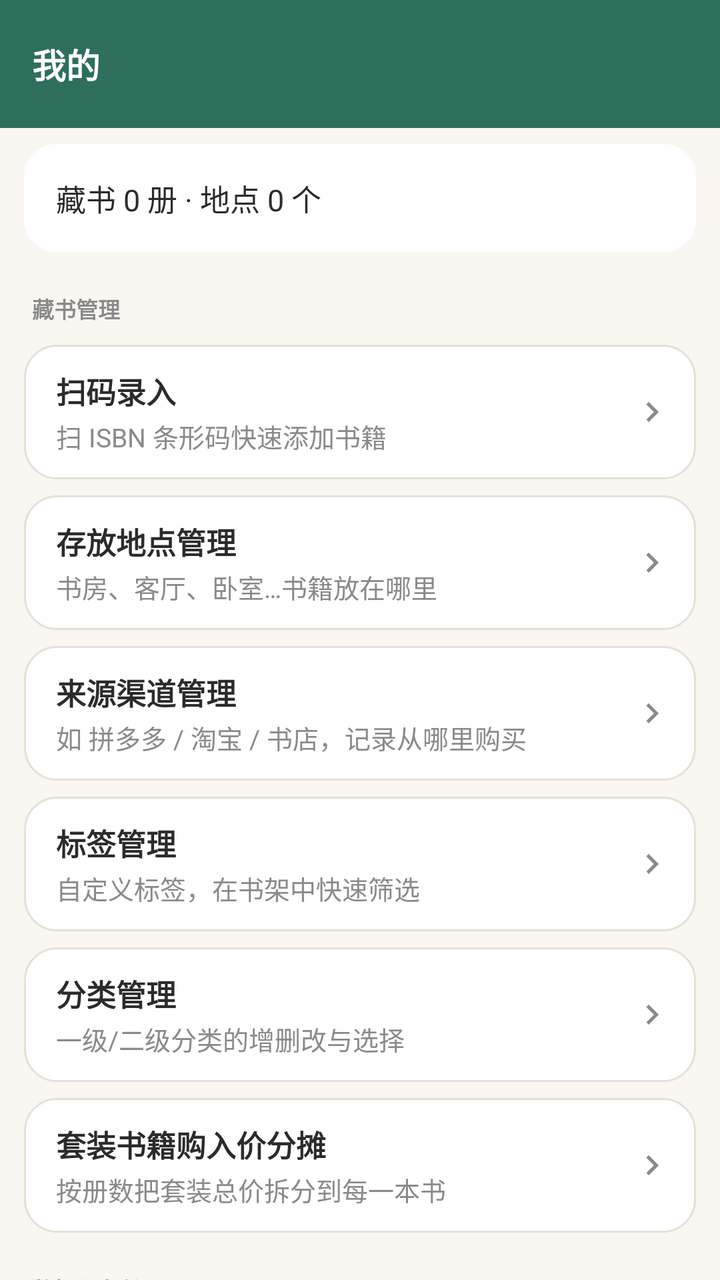
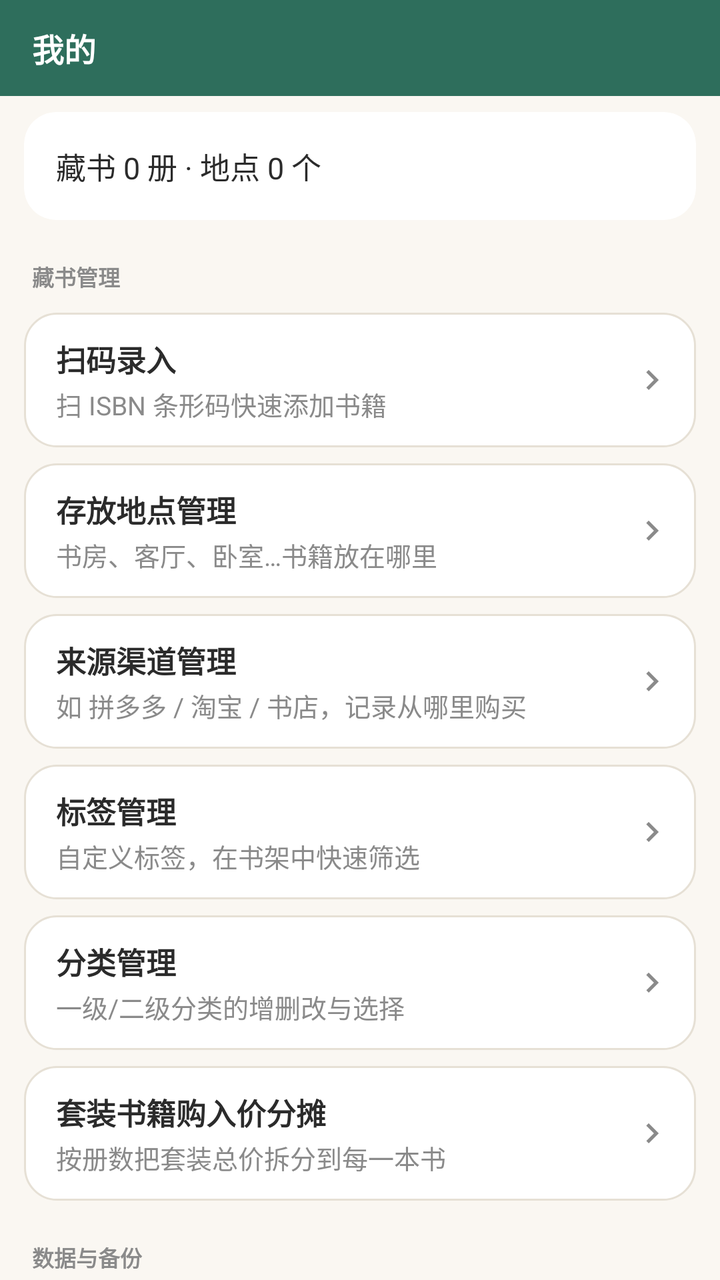

Before-and-after screenshots of an Android layout around one commit, followed by the original layout XML and the change that was made.
<!-- AndroidManifest.xml: application theme Theme.Bookshelf -->
<!-- res/layout/fragment_mine.xml -->
<?xml version="1.0" encoding="utf-8"?>
<LinearLayout xmlns:android="http://schemas.android.com/apk/res/android"
    xmlns:app="http://schemas.android.com/apk/res-auto"
    android:layout_width="match_parent"
    android:layout_height="match_parent"
    android:orientation="vertical">

    <com.google.android.material.appbar.MaterialToolbar
        android:id="@+id/toolbar"
        style="@style/Widget.Bookshelf.Toolbar"
        android:layout_width="match_parent"
        android:layout_height="?attr/actionBarSize"
        app:title="我的" />

    <androidx.core.widget.NestedScrollView
        android:layout_width="match_parent"
        android:layout_height="0dp"
        android:layout_weight="1">

                <androidx.constraintlayout.widget.ConstraintLayout
            android:layout_width="match_parent"
            android:layout_height="wrap_content">

<LinearLayout
            android:layout_width="0dp"
            android:layout_height="wrap_content"
            android:orientation="vertical"
            android:paddingHorizontal="@dimen/page_padding"
            android:paddingTop="@dimen/space_sm"
            android:paddingBottom="@dimen/space_xl"
                    app:layout_constraintWidth_max="@dimen/content_max_width"
                    app:layout_constraintStart_toStartOf="parent"
                    app:layout_constraintEnd_toEndOf="parent"
                    app:layout_constraintHorizontal_bias="0.5"
                    app:layout_constraintTop_toTopOf="parent"
                    app:layout_constraintBottom_toBottomOf="parent"
                >

            
            <androidx.cardview.widget.CardView
                style="@style/Widget.Bookshelf.Card"
                android:layout_width="match_parent"
                android:layout_height="wrap_content">

                <TextView
                    android:id="@+id/tv_summary"
                    android:layout_width="match_parent"
                    android:layout_height="wrap_content"
                    android:padding="@dimen/space_lg"
                    android:textSize="@dimen/text_body"
                    android:lineSpacingMultiplier="1.5"
                    android:textColor="?attr/on_surface"
                    android:text="藏书 0 册 · 地点 0 个" />
            </androidx.cardview.widget.CardView>

            
            <TextView
                style="@style/MineSectionTitle"
                android:text="藏书管理" />

            
            <LinearLayout
                android:id="@+id/row_scan"
                style="@style/MineRow">

                <LinearLayout
                    android:layout_width="0dp"
                    android:layout_height="wrap_content"
                    android:layout_weight="1"
                    android:orientation="vertical">

                    <TextView
                        style="@style/MineRowTitle"
                        android:text="扫码录入" />

                    <TextView
                        style="@style/MineRowSubtitle"
                        android:text="扫 ISBN 条形码快速添加书籍" />
                </LinearLayout>

                <ImageView
                    android:layout_width="20dp"
                    android:layout_height="20dp"
                    android:layout_marginStart="8dp"
                    android:src="@drawable/ic_arrow_right"
                    app:tint="@color/text_sub" />
            </LinearLayout>

            <LinearLayout
                android:id="@+id/row_location"
                style="@style/MineRow">

                <LinearLayout
                    android:layout_width="0dp"
                    android:layout_height="wrap_content"
                    android:layout_weight="1"
                    android:orientation="vertical">

                    <TextView
                        style="@style/MineRowTitle"
                        android:text="存放地点管理" />

                    <TextView
                        style="@style/MineRowSubtitle"
                        android:text="书房、客厅、卧室…书籍放在哪里" />
                </LinearLayout>

                <ImageView
                    android:layout_width="20dp"
                    android:layout_height="20dp"
                    android:layout_marginStart="8dp"
                    android:src="@drawable/ic_arrow_right"
                    app:tint="@color/text_sub" />
            </LinearLayout>

            <LinearLayout
                android:id="@+id/row_source"
                style="@style/MineRow">

                <LinearLayout
                    android:layout_width="0dp"
                    android:layout_height="wrap_content"
                    android:layout_weight="1"
                    android:orientation="vertical">

                    <TextView
                        style="@style/MineRowTitle"
                        android:text="来源渠道管理" />

                    <TextView
                        style="@style/MineRowSubtitle"
                        android:text="如 拼多多 / 淘宝 / 书店，记录从哪里购买" />
                </LinearLayout>

                <ImageView
                    android:layout_width="20dp"
                    android:layout_height="20dp"
                    android:layout_marginStart="8dp"
                    android:src="@drawable/ic_arrow_right"
                    app:tint="@color/text_sub" />
            </LinearLayout>

            <LinearLayout
                android:id="@+id/row_tag"
                style="@style/MineRow">

                <LinearLayout
                    android:layout_width="0dp"
                    android:layout_height="wrap_content"
                    android:layout_weight="1"
                    android:orientation="vertical">

                    <TextView
                        style="@style/MineRowTitle"
                        android:text="标签管理" />

                    <TextView
                        style="@style/MineRowSubtitle"
                        android:text="自定义标签，在书架中快速筛选" />
                </LinearLayout>

                <ImageView
                    android:layout_width="20dp"
                    android:layout_height="20dp"
                    android:layout_marginStart="8dp"
                    android:src="@drawable/ic_arrow_right"
                    app:tint="@color/text_sub" />
            </LinearLayout>

            
            <LinearLayout
                android:id="@+id/row_category"
                style="@style/MineRow">

                <LinearLayout
                    android:layout_width="0dp"
                    android:layout_height="wrap_content"
                    android:layout_weight="1"
                    android:orientation="vertical">

                    <TextView
                        style="@style/MineRowTitle"
                        android:text="分类管理" />

                    <TextView
                        style="@style/MineRowSubtitle"
                        android:text="一级/二级分类的增删改与选择" />
                </LinearLayout>

                <ImageView
                    android:layout_width="20dp"
                    android:layout_height="20dp"
                    android:layout_marginStart="8dp"
                    android:src="@drawable/ic_arrow_right"
                    app:tint="@color/text_sub" />
            </LinearLayout>

            <LinearLayout
                android:id="@+id/row_split"
                style="@style/MineRow">

                <LinearLayout
                    android:layout_width="0dp"
                    android:layout_height="wrap_content"
                    android:layout_weight="1"
                    android:orientation="vertical">

                    <TextView
                        style="@style/MineRowTitle"
                        android:text="套装书籍购入价分摊" />

                    <TextView
                        style="@style/MineRowSubtitle"
                        android:text="按册数把套装总价拆分到每一本书" />
                </LinearLayout>

                <ImageView
                    android:layout_width="20dp"
                    android:layout_height="20dp"
                    android:layout_marginStart="8dp"
                    android:src="@drawable/ic_arrow_right"
                    app:tint="@color/text_sub" />
            </LinearLayout>

            
            <TextView
                style="@style/MineSectionTitle"
                android:text="数据与备份" />

            <LinearLayout
                android:id="@+id/row_export"
                style="@style/MineRow">

                <LinearLayout
                    android:layout_width="0dp"
                    android:layout_height="wrap_content"
                    android:layout_weight="1"
                    android:orientation="vertical">

                    <TextView
                        style="@style/MineRowTitle"
                        android:text="导出 Excel" />

                    <TextView
                        style="@style/MineRowSubtitle"
                        android:text="便于查看分享的清单；全量备份请用 zip" />
                </LinearLayout>

                <ImageView
                    android:layout_width="20dp"
                    android:layout_height="20dp"
                    android:layout_marginStart="8dp"
                    android:src="@drawable/ic_arrow_right"
                    app:tint="@color/text_sub" />
            </LinearLayout>

            <LinearLayout
                android:id="@+id/row_import"
                style="@style/MineRow">

                <LinearLayout
                    android:layout_width="0dp"
                    android:layout_height="wrap_content"
                    android:layout_weight="1"
                    android:orientation="vertical">

                    <TextView
                        style="@style/MineRowTitle"
                        android:text="导入备份" />

                    <TextView
                        style="@style/MineRowSubtitle"
                        android:text="zip 整包全量恢复 / xlsx 合并导入" />
                </LinearLayout>

                <ImageView
                    android:layout_width="20dp"
                    android:layout_height="20dp"
                    android:layout_marginStart="8dp"
                    android:src="@drawable/ic_arrow_right"
                    app:tint="@color/text_sub" />
            </LinearLayout>

            <LinearLayout
                android:id="@+id/row_auto_backup"
                style="@style/MineRow">

                <LinearLayout
                    android:layout_width="0dp"
                    android:layout_height="wrap_content"
                    android:layout_weight="1"
                    android:orientation="vertical">

                    <TextView
                        style="@style/MineRowTitle"
                        android:text="自动备份" />

                    <TextView
                        android:id="@+id/tv_auto_backup_state"
                        style="@style/MineRowSubtitle"
                        android:text="已关闭" />
                </LinearLayout>

                <ImageView
                    android:layout_width="20dp"
                    android:layout_height="20dp"
                    android:layout_marginStart="8dp"
                    android:src="@drawable/ic_arrow_right"
                    app:tint="@color/text_sub" />
            </LinearLayout>

            <LinearLayout
                android:id="@+id/row_backup_dir"
                style="@style/MineRow">

                <LinearLayout
                    android:layout_width="0dp"
                    android:layout_height="wrap_content"
                    android:layout_weight="1"
                    android:orientation="vertical">

                    <TextView
                        style="@style/MineRowTitle"
                        android:text="备份文件夹" />

                    <TextView
                        android:id="@+id/tv_backup_dir_name"
                        style="@style/MineRowSubtitle"
                        android:text="未选择" />
                </LinearLayout>

                <ImageView
                    android:layout_width="20dp"
                    android:layout_height="20dp"
                    android:layout_marginStart="8dp"
                    android:src="@drawable/ic_arrow_right"
                    app:tint="@color/text_sub" />
            </LinearLayout>

            
            <TextView
                style="@style/MineSectionTitle"
                android:text="应用更新" />

            <LinearLayout
                android:id="@+id/row_update_toggle"
                style="@style/MineRow">

                <LinearLayout
                    android:layout_width="0dp"
                    android:layout_height="wrap_content"
                    android:layout_weight="1"
                    android:orientation="vertical">

                    <TextView
                        style="@style/MineRowTitle"
                        android:text="启动时检查应用更新" />

                    <TextView
                        android:id="@+id/tv_update_toggle_state"
                        style="@style/MineRowSubtitle"
                        android:text="已开启（发现新版本时提醒）" />
                </LinearLayout>

                <ImageView
                    android:layout_width="20dp"
                    android:layout_height="20dp"
                    android:layout_marginStart="8dp"
                    android:src="@drawable/ic_arrow_right"
                    app:tint="@color/text_sub" />
            </LinearLayout>

            <LinearLayout
                android:id="@+id/row_check_update"
                style="@style/MineRow">

                <LinearLayout
                    android:layout_width="0dp"
                    android:layout_height="wrap_content"
                    android:layout_weight="1"
                    android:orientation="vertical">

                    <TextView
                        style="@style/MineRowTitle"
                        android:text="检查应用更新" />

                    <TextView
                        style="@style/MineRowSubtitle"
                        android:text="手动检查是否有新版本" />
                </LinearLayout>

                <ImageView
                    android:layout_width="20dp"
                    android:layout_height="20dp"
                    android:layout_marginStart="8dp"
                    android:src="@drawable/ic_arrow_right"
                    app:tint="@color/text_sub" />
            </LinearLayout>

            
            <TextView
                style="@style/MineSectionTitle"
                android:text="设置" />

            <LinearLayout
                android:id="@+id/row_api"
                style="@style/MineRow">

                <LinearLayout
                    android:layout_width="0dp"
                    android:layout_height="wrap_content"
                    android:layout_weight="1"
                    android:orientation="vertical">

                    <TextView
                        style="@style/MineRowTitle"
                        android:text="API 设置" />

                    <TextView
                        style="@style/MineRowSubtitle"
                        android:text="ISBN 数据源配置与用量查询" />
                </LinearLayout>

                <ImageView
                    android:layout_width="20dp"
                    android:layout_height="20dp"
                    android:layout_marginStart="8dp"
                    android:src="@drawable/ic_arrow_right"
                    app:tint="@color/text_sub" />
            </LinearLayout>

            <LinearLayout
                android:id="@+id/row_theme"
                style="@style/MineRow">

                <LinearLayout
                    android:layout_width="0dp"
                    android:layout_height="wrap_content"
                    android:layout_weight="1"
                    android:orientation="vertical">

                    <TextView
                        style="@style/MineRowTitle"
                        android:text="主题颜色" />

                    <TextView
                        android:id="@+id/tv_theme_state"
                        style="@style/MineRowSubtitle"
                        android:text="当前：墨绿" />
                </LinearLayout>

                <ImageView
                    android:layout_width="20dp"
                    android:layout_height="20dp"
                    android:layout_marginStart="8dp"
                    android:src="@drawable/ic_arrow_right"
                    app:tint="@color/text_sub" />
            </LinearLayout>

            
            <LinearLayout
                android:id="@+id/row_feedback_email"
                style="@style/MineRow">

                <LinearLayout
                    android:layout_width="0dp"
                    android:layout_height="wrap_content"
                    android:layout_weight="1"
                    android:orientation="vertical">

                    <TextView
                        style="@style/MineRowTitle"
                        android:text="邮件反馈" />

                    <TextView
                        style="@style/MineRowSubtitle"
                        android:text="baiduren69@outlook.com（点击直接写信）" />
                </LinearLayout>

                <ImageView
                    android:layout_width="20dp"
                    android:layout_height="20dp"
                    android:layout_marginStart="8dp"
                    android:src="@drawable/ic_arrow_right"
                    app:tint="@color/text_sub" />
            </LinearLayout>

            <LinearLayout
                android:id="@+id/row_feedback_github"
                style="@style/MineRow">

                <LinearLayout
                    android:layout_width="0dp"
                    android:layout_height="wrap_content"
                    android:layout_weight="1"
                    android:orientation="vertical">

                    <TextView
                        style="@style/MineRowTitle"
                        android:text="GitHub Issues 反馈" />

                    <TextView
                        style="@style/MineRowSubtitle"
                        android:text="浏览器打开 Issue 提交页" />
                </LinearLayout>

                <ImageView
                    android:layout_width="20dp"
                    android:layout_height="20dp"
                    android:layout_marginStart="8dp"
                    android:src="@drawable/ic_arrow_right"
                    app:tint="@color/text_sub" />
            </LinearLayout>

            
            <LinearLayout
                android:id="@+id/row_github"
                style="@style/MineRow">

                <LinearLayout
                    android:layout_width="0dp"
                    android:layout_height="wrap_content"
                    android:layout_weight="1"
                    android:orientation="vertical">

                    <TextView
                        style="@style/MineRowTitle"
                        android:text="我的 GitHub" />

                    <TextView
                        style="@style/MineRowSubtitle"
                        android:text="github.com/BaiDuRen69/Bookshelf" />
                </LinearLayout>

                <ImageView
                    android:layout_width="20dp"
                    android:layout_height="20dp"
                    android:layout_marginStart="8dp"
                    android:src="@drawable/ic_arrow_right"
                    app:tint="@color/text_sub" />
            </LinearLayout>

            <LinearLayout
                android:id="@+id/row_about"
                style="@style/MineRow">

                <LinearLayout
                    android:layout_width="0dp"
                    android:layout_height="wrap_content"
                    android:layout_weight="1"
                    android:orientation="vertical">

                    <TextView
                        style="@style/MineRowTitle"
                        android:text="关于与免责声明" />

                    <TextView
                        android:id="@+id/tv_about_state"
                        style="@style/MineRowSubtitle"
                        android:text="版本与作者信息" />
                </LinearLayout>

                <ImageView
                    android:layout_width="20dp"
                    android:layout_height="20dp"
                    android:layout_marginStart="8dp"
                    android:src="@drawable/ic_arrow_right"
                    app:tint="@color/text_sub" />
            </LinearLayout>

            
            <View
                android:layout_width="match_parent"
                android:layout_height="1dp"
                android:layout_marginTop="14dp"
                android:background="@color/divider_soft" />

            
            <LinearLayout
                android:id="@+id/row_reward"
                android:layout_width="match_parent"
                android:layout_height="wrap_content"
                android:layout_marginTop="10dp"
                android:background="@drawable/bg_card"
                android:clickable="true"
                android:focusable="true"
                android:foreground="?attr/selectableItemBackground"
                android:gravity="center_vertical"
                android:padding="@dimen/space_md">

                <ImageView
                    android:layout_width="44dp"
                    android:layout_height="44dp"
                    android:background="@drawable/bg_icon_blue"
                    android:padding="11dp"
                    android:src="@drawable/ic_heart"
                    app:tint="@color/white" />

                <LinearLayout
                    android:layout_width="0dp"
                    android:layout_height="wrap_content"
                    android:layout_marginStart="12dp"
                    android:layout_weight="1"
                    android:orientation="vertical">

                    <TextView
                        android:layout_width="wrap_content"
                        android:layout_height="wrap_content"
                        android:text="请我喝杯咖啡 ☕"
                        android:textColor="@color/text_main"
                        android:textSize="16sp"
                        android:textStyle="bold" />

                    <TextView
                        android:layout_width="wrap_content"
                        android:layout_height="wrap_content"
                        android:layout_marginTop="2dp"
                        android:text="如果您觉得这个应用对您有帮助"
                        android:textColor="@color/text_sub"
                        android:textSize="12sp" />
                </LinearLayout>

                <ImageView
                    android:layout_width="20dp"
                    android:layout_height="20dp"
                    android:src="@drawable/ic_arrow_right"
                    app:tint="@color/text_sub" />
            </LinearLayout>
        </LinearLayout>
        </androidx.constraintlayout.widget.ConstraintLayout>
    </androidx.core.widget.NestedScrollView>
</LinearLayout>
<!-- resources referenced by this layout -->
<resources>
  <color name="divider_soft">#14000000</color>
  <color name="text_main">#2B2B2B</color>
  <color name="text_sub">#8A8A8A</color>
  <color name="white">#FFFFFF</color>
  <dimen name="content_max_width">9999dp</dimen>
  <dimen name="page_padding">12dp</dimen>
  <dimen name="space_lg">16dp</dimen>
  <dimen name="space_md">12dp</dimen>
  <dimen name="space_sm">8dp</dimen>
  <dimen name="space_xl">20dp</dimen>
  <dimen name="text_body">15sp</dimen>
  <!-- drawable bg_card (drawable) -->
  <?xml version="1.0" encoding="utf-8"?>
  <shape xmlns:android="http://schemas.android.com/apk/res/android" android:shape="rectangle">
      <solid android:color="?attr/surface" />
      <stroke android:width="1dp" android:color="?attr/outline" />
      <corners android:radius="@dimen/card_corner" />
  </shape>
  <!-- drawable bg_icon_blue (drawable) -->
  <?xml version="1.0" encoding="utf-8"?>
  <shape xmlns:android="http://schemas.android.com/apk/res/android"
      android:shape="rectangle">
      <solid android:color="#1677FF" />
      <corners android:radius="12dp" />
  </shape>
  <style name="MineRowSubtitle">
          <item name="android:layout_width">wrap_content</item>
          <item name="android:layout_height">wrap_content</item>
          <item name="android:layout_marginTop">2dp</item>
          <item name="android:textColor">?attr/on_surface_variant</item>
          <item name="android:textSize">@dimen/text_body_small</item>
      </style>
  <style name="MineRowTitle">
          <item name="android:layout_width">wrap_content</item>
          <item name="android:layout_height">wrap_content</item>
          <item name="android:textColor">?attr/on_surface</item>
          <item name="android:textSize">@dimen/text_body</item>
          <item name="android:textStyle">bold</item>
      </style>
  <style name="Widget.Bookshelf.Card" parent="CardView">
          <item name="cardCornerRadius">@dimen/card_corner</item>
          <item name="cardElevation">0dp</item>
          <item name="cardBackgroundColor">?attr/surface</item>
          <item name="strokeColor">?attr/outline</item>
          <item name="strokeWidth">1dp</item>
      </style>
  <dimen name="card_corner">16dp</dimen>
  <dimen name="text_body_small">13sp</dimen>
  <dimen name="space_xs">4dp</dimen>
  <dimen name="text_caption">11sp</dimen>
  <style name="TextAppearance.Bookshelf.ToolbarTitle" parent="TextAppearance.Material3.TitleLarge">
          <item name="android:textSize">@dimen/text_headline</item>
          <item name="android:textStyle">bold</item>
          <item name="android:textColor">@color/white</item>
      </style>
  <color name="primary">#2E6E5C</color>
  <color name="primary_dark">#1F4D40</color>
  <color name="accent">#C08A3E</color>
  <color name="chip_bg">#E8F0ED</color>
  <color name="green_container">#E6F0EC</color>
  <color name="green_on_container">#1C4A3E</color>
  <dimen name="text_headline">17sp</dimen>
  <color name="bg_page">#FAF7F2</color>
  <color name="surface">#FFFFFF</color>
  <color name="surface_dim">#F4F0E9</color>
  <color name="outline">#E6E0D5</color>
  <color name="outline_strong">#CFC5B4</color>
  <style name="Widget.Bookshelf.MaterialCard" parent="Widget.Material3.CardView.Outlined">
          <item name="cardCornerRadius">@dimen/card_corner</item>
          <item name="cardElevation">0dp</item>
          <item name="strokeColor">?attr/outline</item>
          <item name="strokeWidth">1dp</item>
      </style>
  <style name="ShapeAppearance.Bookshelf.Medium" parent="ShapeAppearance.Material3.Corner.Medium">
          <item name="cornerSize">@dimen/radius_md</item>
      </style>
  <dimen name="radius_md">12dp</dimen>
  <!-- unchanged entries left out for length: 9 -->
</resources>

<!-- the commit's change to res/layout/fragment_mine.xml (unified diff, before → after) -->
@@ -9,7 +9,7 @@
         android:id="@+id/toolbar"
         style="@style/Widget.Bookshelf.Toolbar"
         android:layout_width="match_parent"
-        android:layout_height="?attr/actionBarSize"
+        android:layout_height="@dimen/toolbar_h"
         app:title="我的" />
 
     <androidx.core.widget.NestedScrollView
<!-- resource entries referenced after the edit -->
@@ -11,6 +11,7 @@
   <dimen name="space_sm">8dp</dimen>
   <dimen name="space_xl">20dp</dimen>
   <dimen name="text_body">15sp</dimen>
+  <dimen name="toolbar_h">48dp</dimen>
   <!-- drawable bg_card (drawable) -->
   <?xml version="1.0" encoding="utf-8"?>
   <shape xmlns:android="http://schemas.android.com/apk/res/android" android:shape="rectangle">
@@ -51,7 +52,7 @@
   <dimen name="space_xs">4dp</dimen>
   <dimen name="text_caption">11sp</dimen>
   <style name="TextAppearance.Bookshelf.ToolbarTitle" parent="TextAppearance.Material3.TitleLarge">
-          <item name="android:textSize">@dimen/text_headline</item>
+          <item name="android:textSize">@dimen/text_title_toolbar</item>
           <item name="android:textStyle">bold</item>
           <item name="android:textColor">@color/white</item>
       </style>
@@ -61,7 +62,7 @@
   <color name="chip_bg">#E8F0ED</color>
   <color name="green_container">#E6F0EC</color>
   <color name="green_on_container">#1C4A3E</color>
-  <dimen name="text_headline">17sp</dimen>
+  <dimen name="text_title_toolbar">16sp</dimen>
   <color name="bg_page">#FAF7F2</color>
   <color name="surface">#FFFFFF</color>
   <color name="surface_dim">#F4F0E9</color>
